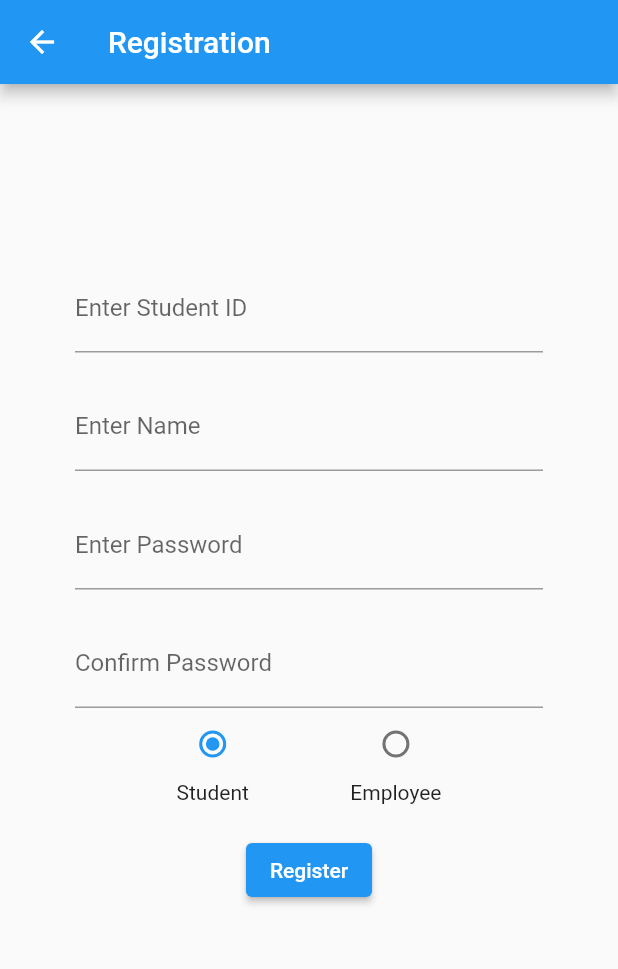
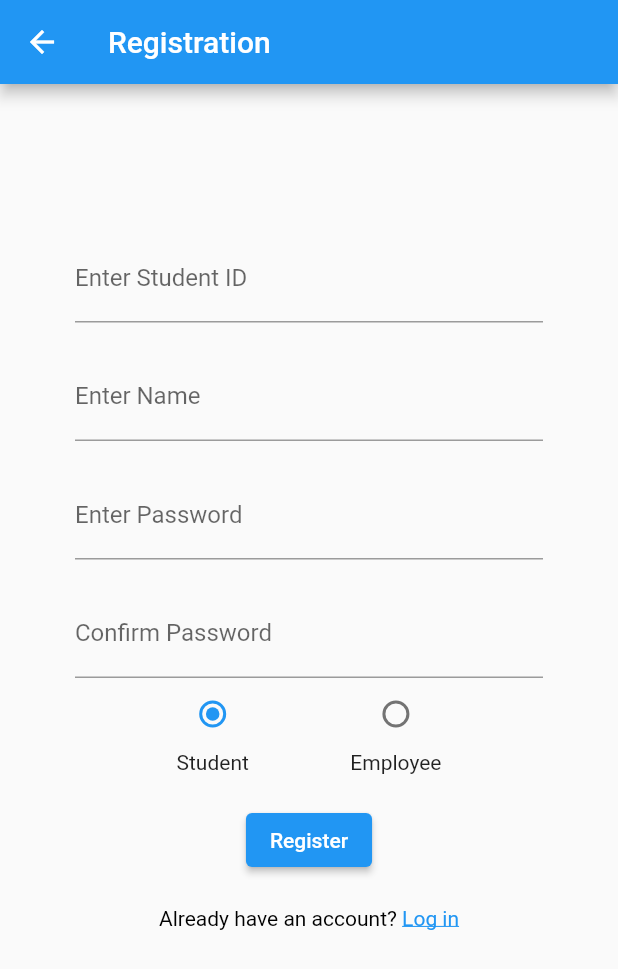
Before and after one commit to bitany/S.H.E.A.R.A, a Flutter app: the RegistrationScreen screen opened directly, on a phone screen of 412 x 824 dp. Shown: the top 969 px of the screen. Run offline on Flutter 3.47's test engine with Material 2 defaults, Android fonts, the phone set to English and light mode, and no system bars; our stand-ins replace sqflite; missing offline and left inert: bcrypt; accounts and stored records are empty.

Commit message:
Update registration.dart

```diff
--- a/sheara/lib/registration.dart
+++ b/sheara/lib/registration.dart
@@ -1,5 +1,7 @@
+import 'package:flutter/gestures.dart';
 import 'package:flutter/material.dart';
 import 'package:flutter/services.dart';
+import 'login.dart';
 
 class RegistrationScreen extends StatefulWidget {
   @override
@@ -14,6 +16,13 @@ class _RegistrationScreenState extends State<RegistrationScreen> {
   TextEditingController _passwordController = TextEditingController();
   TextEditingController _confirmPasswordController = TextEditingController();
 
+  void _navigateToLoginScreen() {
+    Navigator.push(
+      context,
+      MaterialPageRoute(builder: (context) => LoginScreen()),
+    );
+  }
+
   @override
   Widget build(BuildContext context) {
     return Scaffold(
@@ -21,7 +30,7 @@ class _RegistrationScreenState extends State<RegistrationScreen> {
         title: Text('Registration'),
       ),
       body: Padding(
-        padding: EdgeInsets.symmetric(vertical: 100.0, horizontal: 50.0),
+        padding: EdgeInsets.symmetric(vertical: 80.0, horizontal: 50.0),
         child: Column(
           crossAxisAlignment: CrossAxisAlignment.start,
           children: <Widget>[
@@ -99,6 +108,26 @@ class _RegistrationScreenState extends State<RegistrationScreen> {
                 child: Text('Register'),
               ),
             ),
+            SizedBox(height: 20),
+            Center(
+              child: RichText(
+                text: TextSpan(
+                  text: 'Already have an account? ',
+                  style: TextStyle(color: Colors.black),
+                  children: <TextSpan>[
+                    TextSpan(
+                      text: 'Log in',
+                      style: TextStyle(
+                        color: Colors.blue,
+                        decoration: TextDecoration.underline,
+                      ),
+                      recognizer: TapGestureRecognizer()..onTap = _navigateToLoginScreen,
+                    ),
+                  ],
+                ),
+              ),
+            ),
+
           ],
         ),
       ),
```
